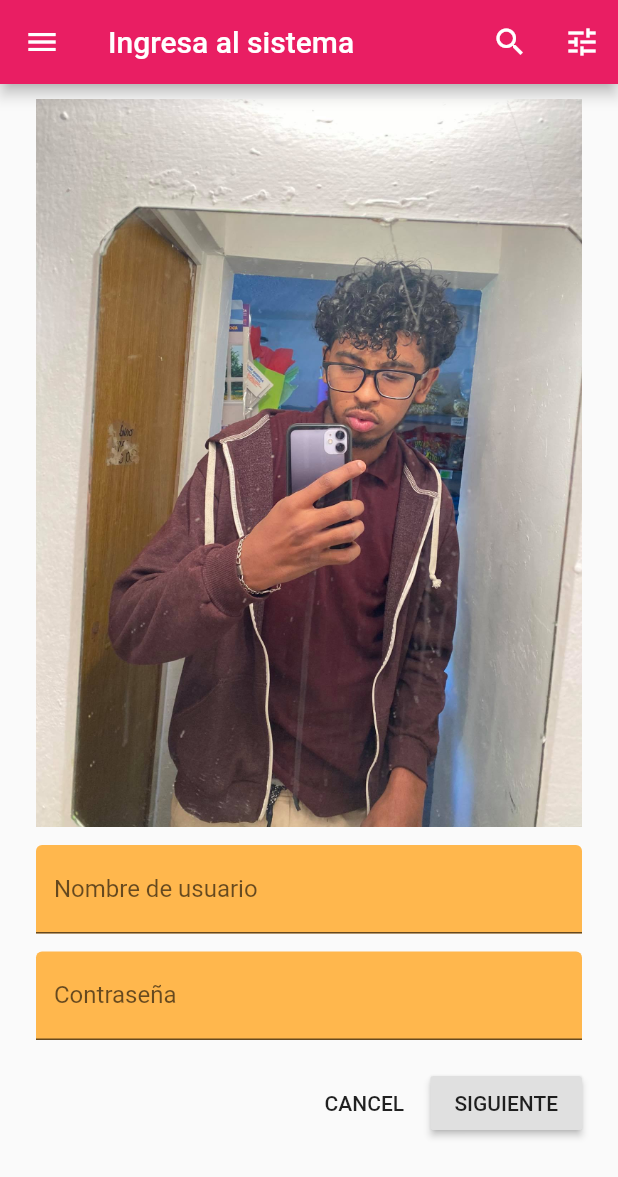
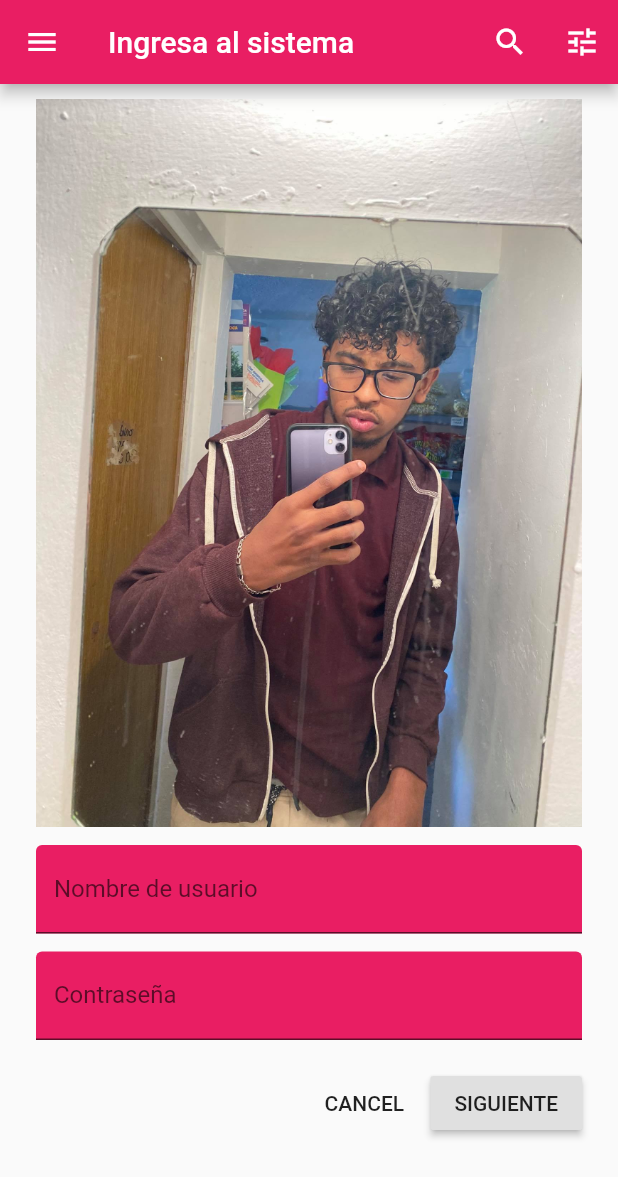
Before and after one commit to YahirS/loginSencillo, a Flutter app: the screen it shows after launch, on a phone screen of 412 x 824 dp. Shown: the top 1177 px of the screen. Run offline on Flutter 3.47's test engine with Material 2 defaults, Android fonts, the phone set to English and light mode, and no system bars.

```diff
--- a/lib/main.dart
+++ b/lib/main.dart
@@ -89,7 +89,7 @@ class _IngresoSistemaState extends State<IngresoSistema> {
                   TextField(
                     decoration: InputDecoration(
                       filled: true,
-                      fillColor: Colors.orange[300],
+                      fillColor: Colors.pink,
                       labelText: 'Nombre de usuario',
                     ),
                   ),
@@ -97,7 +97,7 @@ class _IngresoSistemaState extends State<IngresoSistema> {
                   TextField(
                     decoration: InputDecoration(
                       filled: true,
-                      fillColor: Colors.orange[300],
+                      fillColor: Colors.pink,
                       labelText: 'Contraseña',
                     ),
                     obscureText: true,
```
Also changed, not shown: 1 other file.
